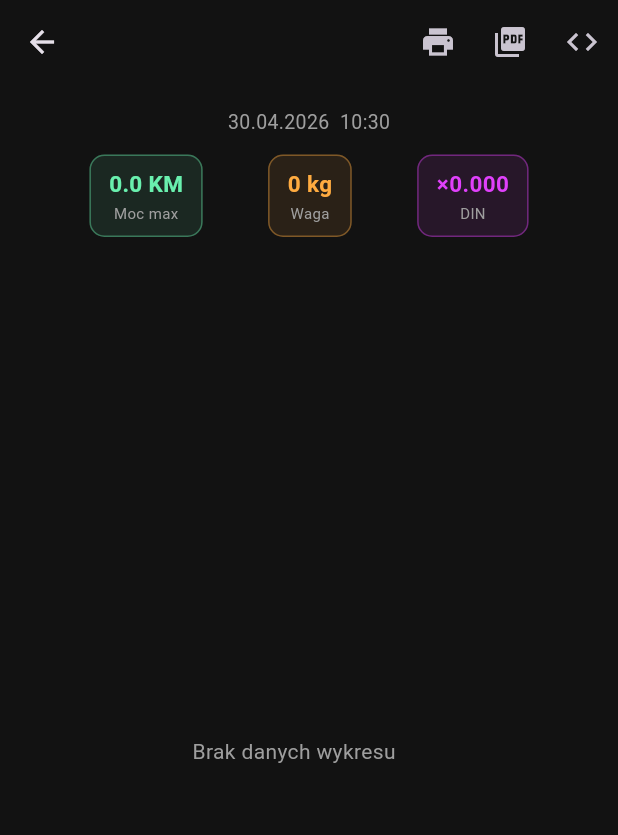
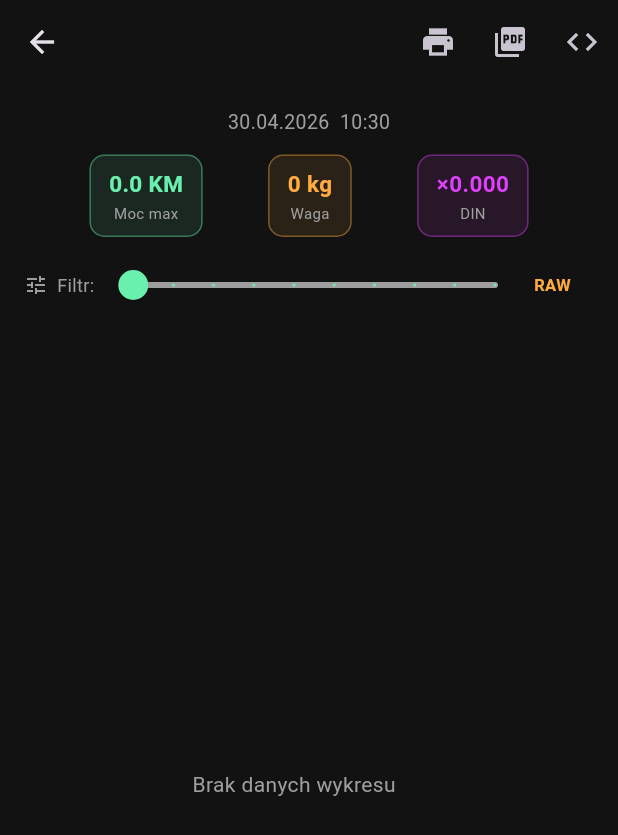
Before and after one commit to zydziupolska-cmyk/dyno-diy-flutter, a Flutter app: the RunDetailScreen screen opened directly with empty values, on a phone screen of 412 x 824 dp. Shown: the top 835 px of the screen. Run offline on Flutter 3.47's test engine with Material 3 defaults, Android fonts, the phone set to English and light mode, and no system bars; our stand-ins replace file_picker, fl_chart, flutter_blue_plus, image_picker, pdf, permission_handler and 2 more; accounts and stored records are empty.

Commit message:
Fix: GPS, add debugging, filtr

```diff
--- a/lib/screens/gps_replay_screen.dart
+++ b/lib/screens/gps_replay_screen.dart
@@ -1,4 +1,7 @@
+import 'dart:io';
 import 'package:flutter/material.dart';
+import 'package:path_provider/path_provider.dart';
+import 'package:share_plus/share_plus.dart';
 
 // Import modelu z dyno_screen przez dynamic — unikamy circular import
 // Przekazujemy dane jako proste listy
@@ -45,6 +48,22 @@ class _GpsReplayScreenState extends State<GpsReplayScreen> {
     }
   }
 
+  Future<void> _exportCsv() async {
+    final buf = StringBuffer();
+    buf.writeln('idx,speed_kmh,dt_ms,phase,rejected,reason');
+    for (int i = 0; i < widget.samples.length; i++) {
+      final s = widget.samples[i];
+      buf.writeln('${i+1},${s.speed.toStringAsFixed(3)},'
+          '${(s.dt*1000).toStringAsFixed(0)},'
+          '${s.phase},${s.rejected ? 1 : 0},"${s.reason}"');
+    }
+    final dir  = await getTemporaryDirectory();
+    final file = File('${dir.path}/gps_replay_${DateTime.now().millisecondsSinceEpoch}.csv');
+    await file.writeAsString(buf.toString());
+    await Share.shareXFiles([XFile(file.path)],
+        subject: 'GPS Replay – dane pomiarowe');
+  }
+
   @override
   Widget build(BuildContext context) {
     final total    = widget.samples.length;
@@ -59,6 +78,13 @@ class _GpsReplayScreenState extends State<GpsReplayScreen> {
         title: const Text('Replay GPS'),
         backgroundColor: Colors.transparent,
         elevation: 0,
+        actions: [
+          IconButton(
+            icon: const Icon(Icons.download),
+            tooltip: 'Eksportuj CSV',
+            onPressed: _exportCsv,
+          ),
+        ],
       ),
       body: Column(
         children: [
--- a/lib/screens/history_screen.dart
+++ b/lib/screens/history_screen.dart
@@ -679,7 +679,7 @@ class _HistoryScreenState extends State<HistoryScreen> {
 // ============================================================
 //  SZCZEGÓŁY POMIARU
 // ============================================================
-class RunDetailScreen extends StatelessWidget {
+class RunDetailScreen extends StatefulWidget {
   final DynoRun run;
   final CarProfile car;
   final VoidCallback onExportPdf;
@@ -695,12 +695,32 @@ class RunDetailScreen extends StatelessWidget {
     required this.onExportXml,
   });
 
+  @override
+  State<RunDetailScreen> createState() => _RunDetailScreenState();
+}
+
+class _RunDetailScreenState extends State<RunDetailScreen> {
+  double _smoothing = 0.0; // 0 = brak filtra, 1 = max
+
+  // Zastosuj EMA do listy punktów
+  List<FlSpot> _applySmoothing(List<FlSpot> raw) {
+    if (_smoothing < 0.05 || raw.length < 2) return raw;
+    final result = <FlSpot>[];
+    double prev = raw.first.y;
+    for (final spot in raw) {
+      final smoothed = spot.y * (1 - _smoothing) + prev * _smoothing;
+      prev = smoothed;
+      result.add(FlSpot(spot.x, smoothed));
+    }
+    return result;
+  }
+
   String _formatDate(DateTime dt) =>
       '${dt.day.toString().padLeft(2, '0')}.${dt.month.toString().padLeft(2, '0')}.${dt.year}  ${dt.hour.toString().padLeft(2, '0')}:${dt.minute.toString().padLeft(2, '0')}';
 
   List<FlSpot> _parseSpots() {
     final spots = <FlSpot>[];
-    for (final point in run.graphDataPoints) {
+    for (final point in widget.run.graphDataPoints) {
       final parts = point.split(';');
       if (parts.length >= 2) {
         final x = double.tryParse(parts[0]);
@@ -714,7 +734,7 @@ class RunDetailScreen extends StatelessWidget {
 
   List<FlSpot> _parseNmSpots() {
     final spots = <FlSpot>[];
-    for (final point in run.graphDataPoints) {
+    for (final point in widget.run.graphDataPoints) {
       final parts = point.split(';');
       if (parts.length >= 3) {
         final x  = double.tryParse(parts[0]);
@@ -728,34 +748,33 @@ class RunDetailScreen extends StatelessWidget {
 
   @override
   Widget build(BuildContext context) {
-    final spots   = _parseSpots();
-    final nmSpots = _parseNmSpots();
-    final maxHp = spots.isEmpty
-        ? 0.0
+    final spots   = _applySmoothing(_parseSpots());
+    final nmSpots = _applySmoothing(_parseNmSpots());
+    final maxHp = spots.isEmpty ? 0.0
         : spots.map((s) => s.y).reduce((a, b) => a > b ? a : b);
-    // maxNm używane do skali wykresu
-    final maxVal = [maxHp, nmSpots.isEmpty ? 0.0 : nmSpots.map((s) => s.y).reduce((a, b) => a > b ? a : b)].reduce((a,b) => a > b ? a : b);
+    final maxNm = nmSpots.isEmpty ? 0.0
+        : nmSpots.map((s) => s.y).reduce((a, b) => a > b ? a : b);
 
     return Scaffold(
       appBar: AppBar(
-        title: Text(car.name),
+        title: Text(widget.car.name),
         backgroundColor: Colors.transparent,
         elevation: 0,
         actions: [
           IconButton(
             icon: const Icon(Icons.print),
             tooltip: 'Wydruk A4 (RPM)',
-            onPressed: onExportPrintPdf,
+            onPressed: widget.onExportPrintPdf,
           ),
           IconButton(
             icon: const Icon(Icons.picture_as_pdf),
             tooltip: 'PDF mobilny',
-            onPressed: onExportPdf,
+            onPressed: widget.onExportPdf,
           ),
           IconButton(
             icon: const Icon(Icons.code),
             tooltip: 'Eksportuj XML',
-            onPressed: onExportXml,
+            onPressed: widget.onExportXml,
           ),
         ],
       ),
@@ -763,7 +782,7 @@ class RunDetailScreen extends StatelessWidget {
         padding: const EdgeInsets.all(16),
         child: Column(
           children: [
-            Text(_formatDate(run.timestamp),
+            Text(_formatDate(widget.run.timestamp),
                 style: const TextStyle(color: Colors.grey, fontSize: 13)),
             const SizedBox(height: 12),
             // Statystyki
@@ -772,24 +791,48 @@ class RunDetailScreen extends StatelessWidget {
               children: [
                 _StatCard(
                     label: 'Moc max',
-                    value: '${run.maxEngineHp.toStringAsFixed(1)} KM',
+                    value: '${maxHp.toStringAsFixed(1)} KM',
                     color: Colors.greenAccent),
-                if (run.maxEngineTorque > 0)
+                if (maxNm > 0)
                   _StatCard(
                       label: 'Moment max',
-                      value: '${run.maxEngineTorque.toStringAsFixed(1)} Nm',
+                      value: '${maxNm.toStringAsFixed(1)} Nm',
                       color: Colors.blueAccent),
                 _StatCard(
                     label: 'Waga',
-                    value: '${run.sessionWeightKg.toStringAsFixed(0)} kg',
+                    value: '${widget.run.sessionWeightKg.toStringAsFixed(0)} kg',
                     color: Colors.orangeAccent),
                 _StatCard(
                     label: 'DIN',
-                    value: '×${run.correctionFactor.toStringAsFixed(3)}',
+                    value: '×${widget.run.correctionFactor.toStringAsFixed(3)}',
                     color: Colors.purpleAccent),
               ],
             ),
-            const SizedBox(height: 16),
+            const SizedBox(height: 8),
+            // Suwak wygładzania
+            Row(children: [
+              const Icon(Icons.tune, color: Colors.grey, size: 16),
+              const SizedBox(width: 6),
+              const Text('Filtr:', style: TextStyle(color: Colors.grey, fontSize: 12)),
+              Expanded(
+                child: Slider(
+                  value: _smoothing,
+                  min: 0.0, max: 0.9, divisions: 9,
+                  activeColor: Colors.greenAccent,
+                  inactiveColor: Colors.grey,
+                  label: _smoothing == 0 ? 'RAW' : '${(_smoothing * 100).toStringAsFixed(0)}%',
+                  onChanged: (v) => setState(() => _smoothing = v),
+                ),
+              ),
+              SizedBox(width: 40,
+                child: Text(
+                  _smoothing == 0 ? 'RAW' : '${(_smoothing * 100).toStringAsFixed(0)}%',
+                  style: TextStyle(
+                    color: _smoothing == 0 ? Colors.orangeAccent : Colors.greenAccent,
+                    fontSize: 11, fontWeight: FontWeight.bold),
+                )),
+            ]),
+            const SizedBox(height: 4),
             // Wykres
             Expanded(
               child: Container(
```
